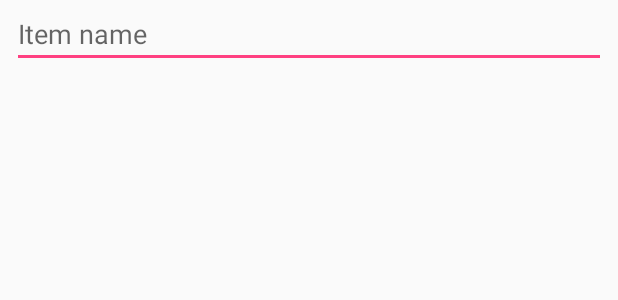
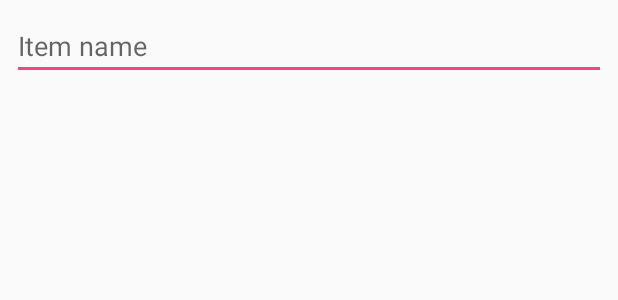
Before and after one commit to TStudioZ/AndroidFirebaseItems, an Android app: the layout fragment_add_edit_item.xml on its own in the app's theme, with its tools: preview values and no code run, on a phone screen of 412 x 824 dp. Shown: the top 300 px of the screen. Run offline under Robolectric (Android 15) with nearby library versions, the phone set to English and light mode, and no system bars; plain views replace ValidatedTextInputLayout.

```diff
--- /dev/null
+++ b/Implementation/AndroidFirebaseItems/app/src/main/res/drawable/ic_add_white_24dp.xml
@@ -0,0 +1,5 @@
+<vector android:height="24dp" android:tint="#FFFFFF"
+    android:viewportHeight="24.0" android:viewportWidth="24.0"
+    android:width="24dp" xmlns:android="http://schemas.android.com/apk/res/android">
+    <path android:fillColor="#FF000000" android:pathData="M19,13h-6v6h-2v-6H5v-2h6V5h2v6h6v2z"/>
+</vector>
--- a/Implementation/AndroidFirebaseItems/app/src/main/res/layout/fragment_add_edit_item.xml
+++ b/Implementation/AndroidFirebaseItems/app/src/main/res/layout/fragment_add_edit_item.xml
@@ -7,7 +7,10 @@
     <com.julianraj.validatedtextinputlayout.ValidatedTextInputLayout
         android:layout_width="match_parent"
         android:layout_height="wrap_content"
-        android:layout_margin="@dimen/component_medium_horizontal_margin"
+        android:layout_marginStart="@dimen/component_medium_horizontal_margin"
+        android:layout_marginEnd="@dimen/component_medium_horizontal_margin"
+        android:paddingTop="@dimen/component_medium_vertical_margin"
+        android:layout_marginBottom="@dimen/component_medium_vertical_margin"
         validation:autoTrim="true"
         validation:isRequired="true"
         validation:requiredValidationMessage="@string/error_name_required"
--- a/Implementation/AndroidFirebaseItems/app/src/main/res/values/strings.xml
+++ b/Implementation/AndroidFirebaseItems/app/src/main/res/values/strings.xml
@@ -7,4 +7,5 @@
     <string name="error_name_required">Name is required.</string>
     <string name="error_name_length">Wrong length.</string>
     <string name="error_name_format">Wrong format.</string>
+    <string name="action_add_item">Add item</string>
 </resources>
```
Also changed, not shown: Implementation/AndroidFirebaseItems/app/src/main/java/com/tstudioz/androidfirebaseitems/ui/MainActivity.kt (+18 -0 lines), Implementation/AndroidFirebaseItems/app/src/main/res/layout/activity_add_edit_item.xml (+3 -4 lines), Implementation/AndroidFirebaseItems/app/src/main/res/menu/menu_main.xml (+7 -2 lines), 1 other file.
